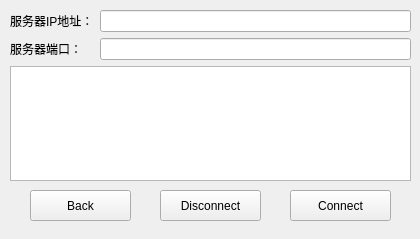
goGameBuilders/goGame, file window_tcpclient.ui: the form before one commit.
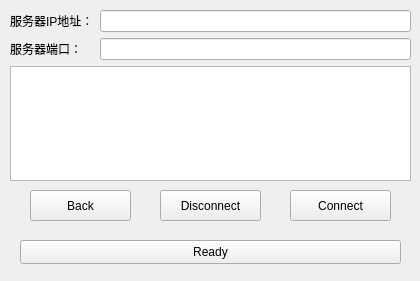
The form after the commit.

Diff of the .ui file:
```diff
--- a/window_tcpclient.ui
+++ b/window_tcpclient.ui
@@ -7,7 +7,7 @@
     <x>0</x>
     <y>0</y>
     <width>420</width>
-    <height>239</height>
+    <height>281</height>
    </rect>
   </property>
   <property name="windowTitle">
@@ -53,7 +53,7 @@
      <string>Disconnect</string>
     </property>
    </widget>
-   <widget class="QWidget" name="">
+   <widget class="QWidget" name="layoutWidget">
     <property name="geometry">
      <rect>
       <x>10</x>
@@ -104,6 +104,19 @@
      </item>
     </layout>
    </widget>
+   <widget class="QPushButton" name="pushButton_Ready">
+    <property name="geometry">
+     <rect>
+      <x>20</x>
+      <y>240</y>
+      <width>381</width>
+      <height>24</height>
+     </rect>
+    </property>
+    <property name="text">
+     <string>Ready</string>
+    </property>
+   </widget>
   </widget>
  </widget>
  <resources/>
```
